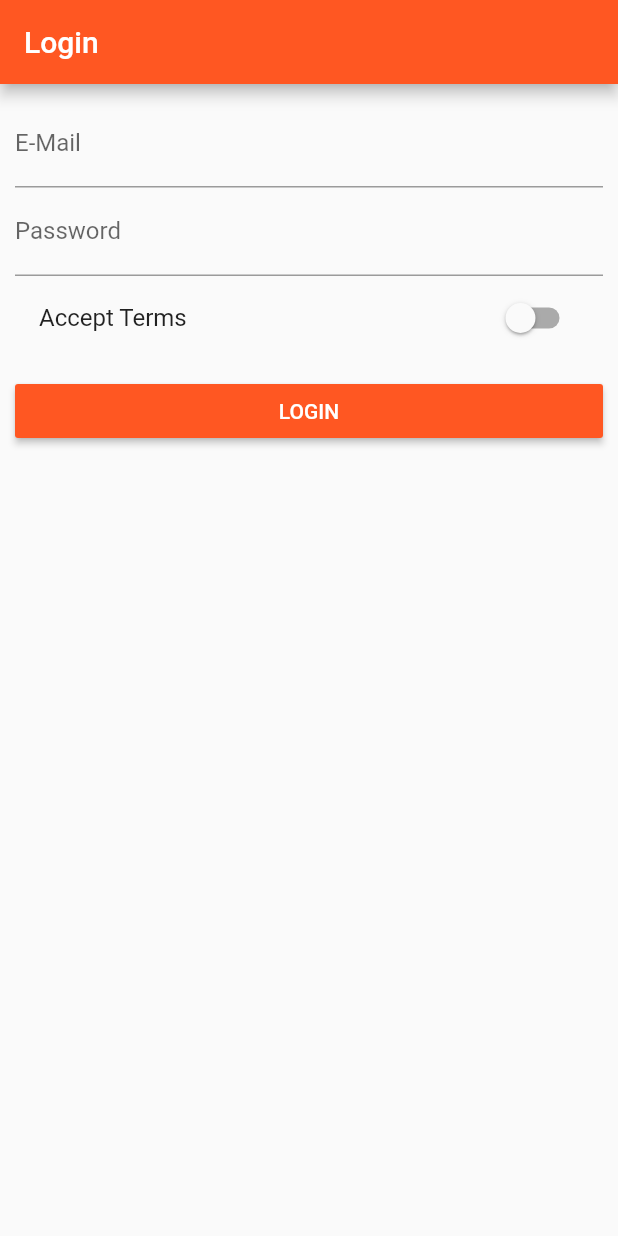
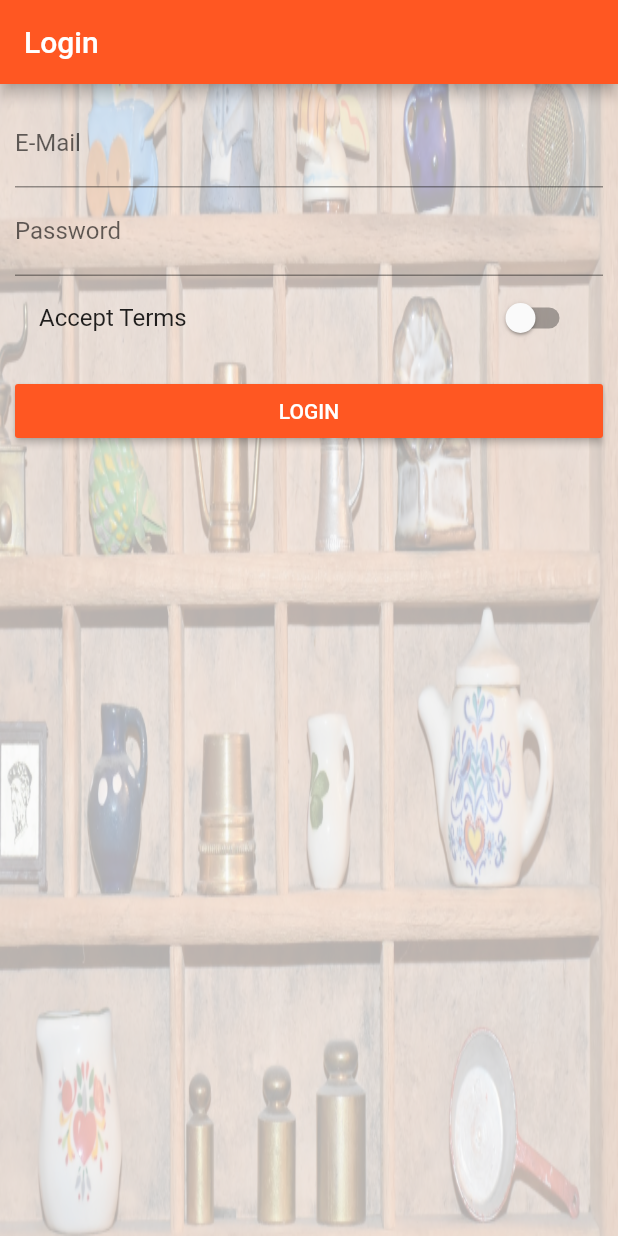
Before and after one commit to diegocuru/flutter-udemy, a Flutter app: the screen it shows after launch, on a phone screen of 412 x 824 dp. Run offline on Flutter 3.47's test engine with Material 2 defaults, Android fonts, the phone set to English and light mode, and no system bars.

Commit message:
Adds a background image for auth page

```diff
--- a/lib/main.dart
+++ b/lib/main.dart
@@ -1,11 +1,15 @@
 import 'package:flutter/material.dart';
+//import 'package:flutter/rendering.dart';
 
 import './pages/products_admin.dart';
 import './pages/products.dart';
 import './pages/product.dart';
 import './pages/auth.dart';
 
-void main() => runApp(MyApp());
+void main() {
+  //debugPaintSizeEnabled = true;
+  runApp(MyApp());
+}
 
 class MyApp extends StatefulWidget {
   @override
--- a/lib/pages/auth.dart
+++ b/lib/pages/auth.dart
@@ -19,7 +19,14 @@ class _AuthPage extends State<AuthPage> {
         title: Text('Login'),
       ),
       body: Container(
-        margin: EdgeInsets.all(10.0),
+        decoration: BoxDecoration(
+          image: DecorationImage(
+            fit: BoxFit.fill,
+            colorFilter: ColorFilter.mode(Colors.black.withOpacity(0.3), BlendMode.dstATop),
+            image: AssetImage('assets/background.jpg'),
+          ),
+        ),
+        padding: EdgeInsets.all(10.0),
         child: ListView(
           children: <Widget>[
             TextField(
--- a/pubspec.yaml
+++ b/pubspec.yaml
@@ -39,6 +39,7 @@ flutter:
   # To add assets to your application, add an assets section, like this:
   assets:
     - assets/food.jpg
+    - assets/background.jpg
   # - images/a_dot_ham.jpeg
 
   # An image asset can refer to one or more resolution-specific "variants", see
```
Also changed, not shown: assets/background.jpg (added).
